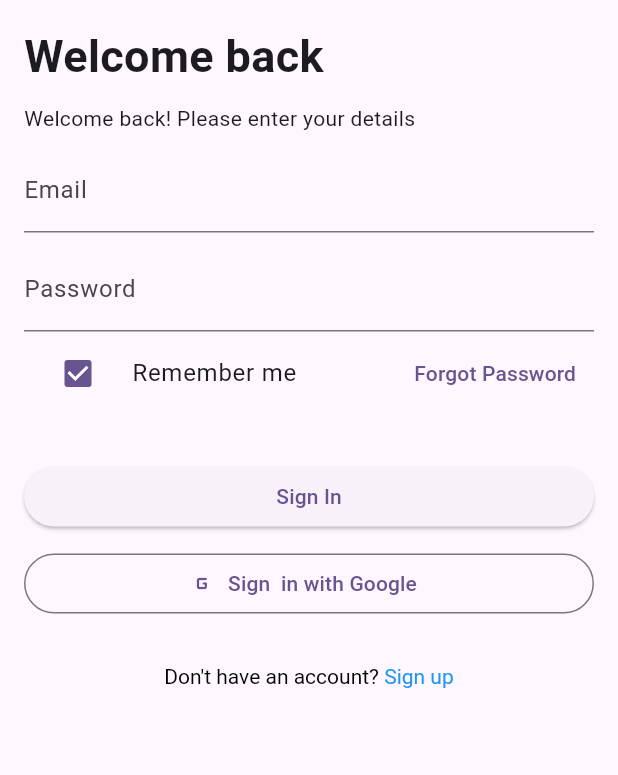
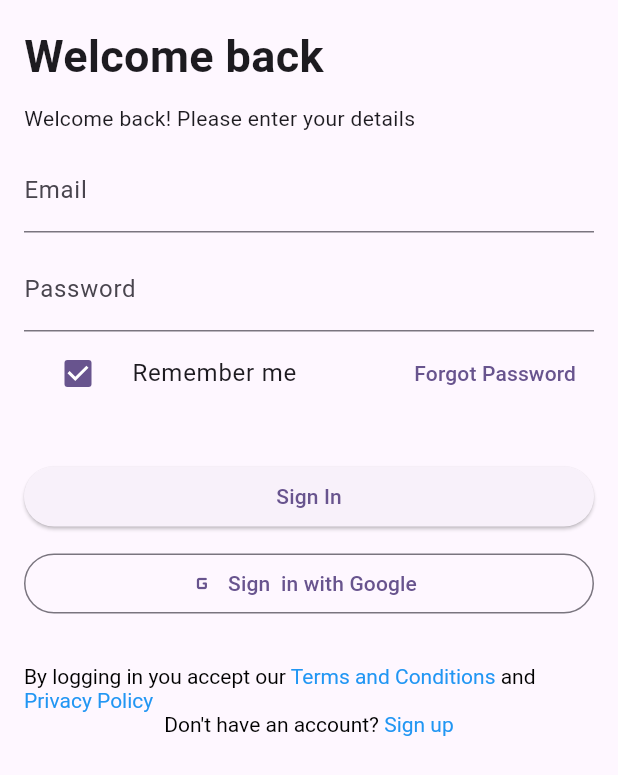
Before and after one commit to sanamdongol/flutter_cosmos_bce, a Flutter app: the screen it shows after launch, on a phone screen of 412 x 824 dp. Shown: the top 775 px of the screen. Run offline on Flutter 3.47's test engine with Material 3 defaults, Android fonts, the light colour scheme and no system bars.

Commit message:
Bottom sheet added  in login page

```diff
--- a/lib/main.dart
+++ b/lib/main.dart
@@ -1,3 +1,4 @@
+import 'package:flutter/gestures.dart';
 import 'package:flutter/material.dart';
 import 'package:flutter_cosmos_class/dashboard.dart';
 import 'package:flutter_cosmos_class/forgotPassword/forgot_password.dart';
@@ -111,8 +112,34 @@ class _MyHomePageState extends State<MyHomePage> {
                 icon: Icon(Icons.g_mobiledata_rounded),
                 label: Text('Sign  in with Google'),
               ),
-              SizedBox(
-                height: 30.0,
+              SizedBox(height: 30.0),
+              RichText(
+                text: TextSpan(
+                  text: "By logging in you accept our",
+                  style: TextStyle(color: Colors.black),
+                  children: [
+                    TextSpan(
+                      text: ' Terms and Conditions',
+                      style: TextStyle(color: Colors.blue),
+                      recognizer: TapGestureRecognizer()
+                        ..onTap = () {
+                          //tcBottomSheet();
+                          print('termns aand conditions');
+                          showTCBottomSheet();
+                        },
+                    ),
+                    TextSpan(
+                        text: ' and ', style: TextStyle(color: Colors.black)),
+                    TextSpan(
+                      text: 'Privacy Policy',
+                      style: TextStyle(color: Colors.blue),
+                      recognizer: TapGestureRecognizer()
+                        ..onTap = () {
+                          //tcBottomSheet();
+                        },
+                    ),
+                  ],
+                ),
               ),
               Center(
                 child: RichText(
@@ -133,4 +160,36 @@ class _MyHomePageState extends State<MyHomePage> {
       ),
     );
   }
+
+  void showTCBottomSheet() {
+    showModalBottomSheet<void>(
+      shape: const RoundedRectangleBorder(
+        borderRadius: BorderRadius.only(
+          topLeft: Radius.circular(25.0),
+          topRight: Radius.circular(25.0),
+        ),
+      ),
+      clipBehavior: Clip.hardEdge,
+      context: context,
+      builder: (BuildContext context) {
+        return Container(
+          height: 350,
+          color: Colors.redAccent,
+          child: Center(
+            child: Column(
+              mainAxisAlignment: MainAxisAlignment.center,
+              mainAxisSize: MainAxisSize.min,
+              children: <Widget>[
+                const Text('Modal BottomSheet'),
+                ElevatedButton(
+                  child: const Text('Close BottomSheet'),
+                  onPressed: () => Navigator.pop(context),
+                ),
+              ],
+            ),
+          ),
+        );
+      },
+    );
+  }
 }
```
